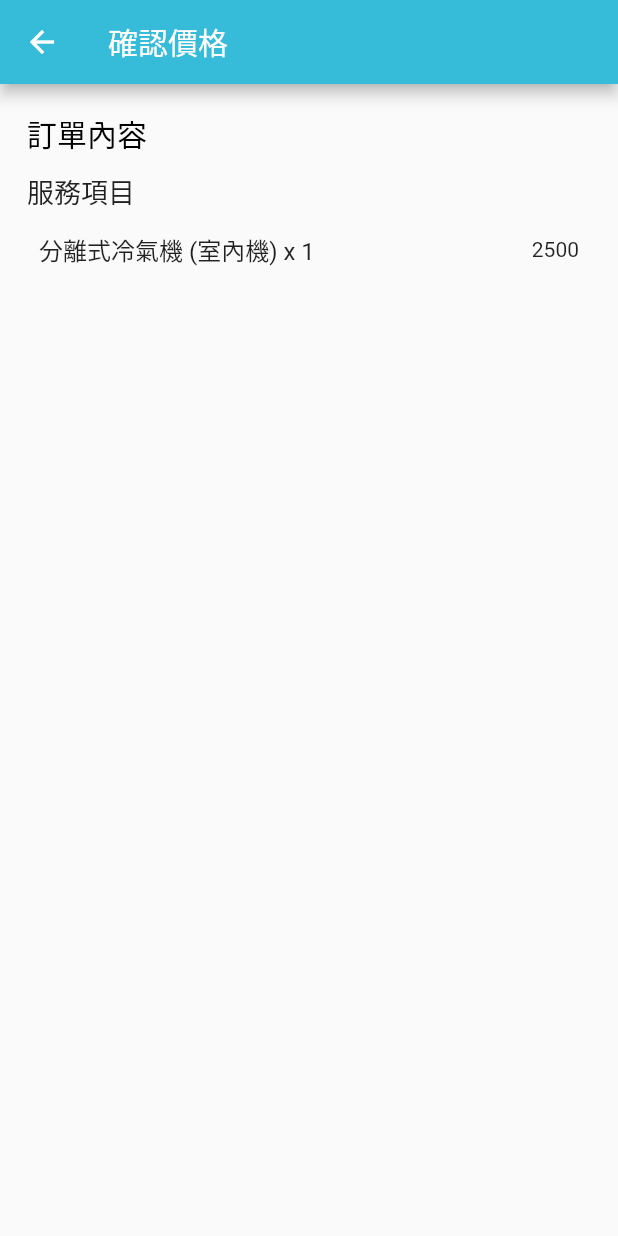
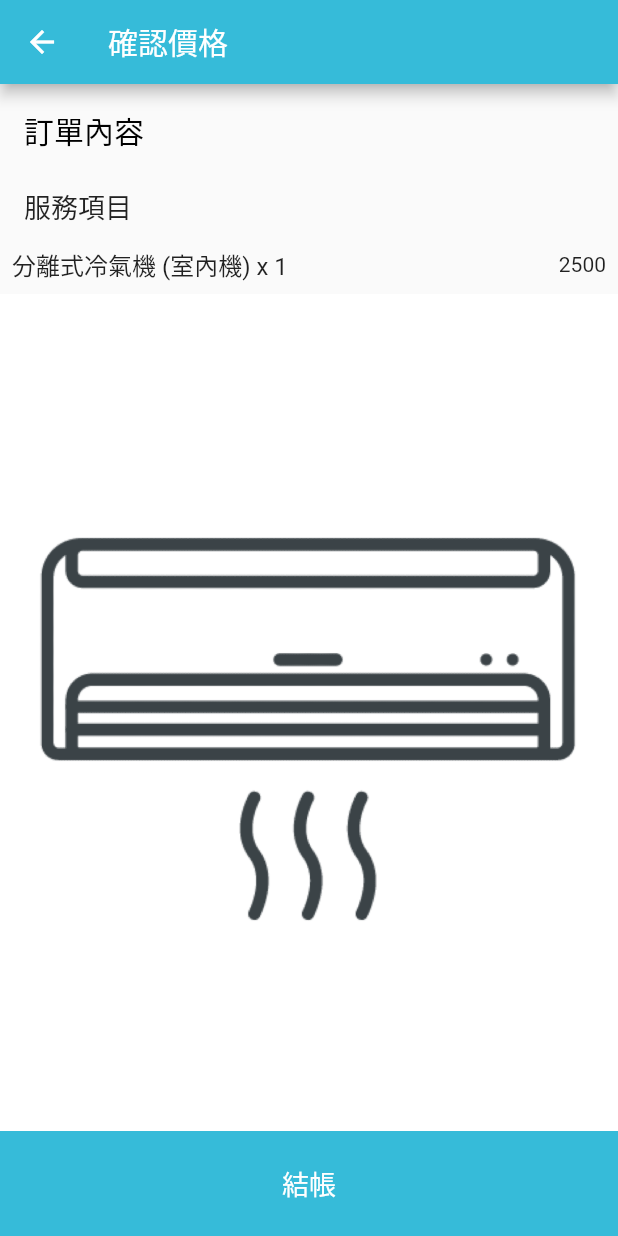
Before and after one commit to PeterLI1974024/flutter_clean_jack-2, a Flutter app: the screen it shows after launch, after a tap on the "add circle" icon, after a tap on "下一步", on a phone screen of 412 x 824 dp. Run offline on Flutter 3.47's test engine with Material 2 defaults, Android fonts, the phone set to English and light mode, and no system bars.

Commit message:
third commit

```diff
--- a/jacker_clean/lib/presentation/pages/checkout_page.dart
+++ b/jacker_clean/lib/presentation/pages/checkout_page.dart
@@ -26,25 +26,25 @@ class _CheckOutPageState extends State<CheckOutPage> {
             Constants.priceConfirmation,
             style: TextStyle(color: Swatches.white),
           )),
-      body: Padding(
-        padding: const EdgeInsets.symmetric(horizontal: 18.0, vertical: 18.0),
-        child: Column(
+      body: Column(
         crossAxisAlignment: CrossAxisAlignment.start,
         children: [
-            const Text(
+          const Padding(
+            padding: EdgeInsets.all(16.0),
+            child: Text(
               Constants.orderContent,
               style: TextStyle(fontSize: 20, color: Swatches.black),
             ),
+          ),
           const Padding(
-              padding: EdgeInsets.only(top: 10, bottom: 5),
+            padding: EdgeInsets.only(top: 6, bottom: 5, left: 16),
             child: Text(
               Constants.serviceItem,
               style: TextStyle(fontSize: 18),
             ),
           ),
           Padding(
-              padding:
-                  const EdgeInsets.symmetric(horizontal: 8.0, vertical: 8.0),
+            padding: const EdgeInsets.symmetric(horizontal: 8.0, vertical: 8.0),
             child: Row(
               mainAxisAlignment: MainAxisAlignment.spaceBetween,
               children: [
@@ -55,9 +55,31 @@ class _CheckOutPageState extends State<CheckOutPage> {
                 Text('${widget.serviceItem.price}')
               ],
             ),
+          ),
+          Expanded(
+            child: Image.asset(
+              'lib/image/icon.png',
+              fit: BoxFit.cover,
+            ),
+          ),
+          GestureDetector(
+            onTap: () {
+              Navigator.pop(
+                context,
+              );
+            },
+            child: Container(
+              color: Swatches.primary,
+              height: 70,
+              width: MediaQuery.of(context).size.width,
+              child: const Center(
+                  child: Text(
+                Constants.checkout,
+                style: TextStyle(fontSize: 18, color: Swatches.white),
+              )),
+            ),
           )
         ],
-        ),
       ),
     );
   }
--- a/jacker_clean/pubspec.yaml
+++ b/jacker_clean/pubspec.yaml
@@ -34,11 +34,13 @@ dependencies:
 
 
 
+
   # The following adds the Cupertino Icons font to your application.
   # Use with the CupertinoIcons class for iOS style icons.
   cupertino_icons: ^1.0.2
   google_fonts: ^3.0.1
   provider: ^6.0.5
+
 
 
 
@@ -65,8 +67,8 @@ flutter:
   uses-material-design: true
 
 
-  # assets:
-  #   - lib/images/
+  assets:
+    - lib/image/
 
 
   # An image asset can refer to one or more resolution-specific "variants", see
```
Also changed, not shown: jacker_clean/lib/image/icon.png (added). Lines whose indentation alone changed are shown as unchanged.
